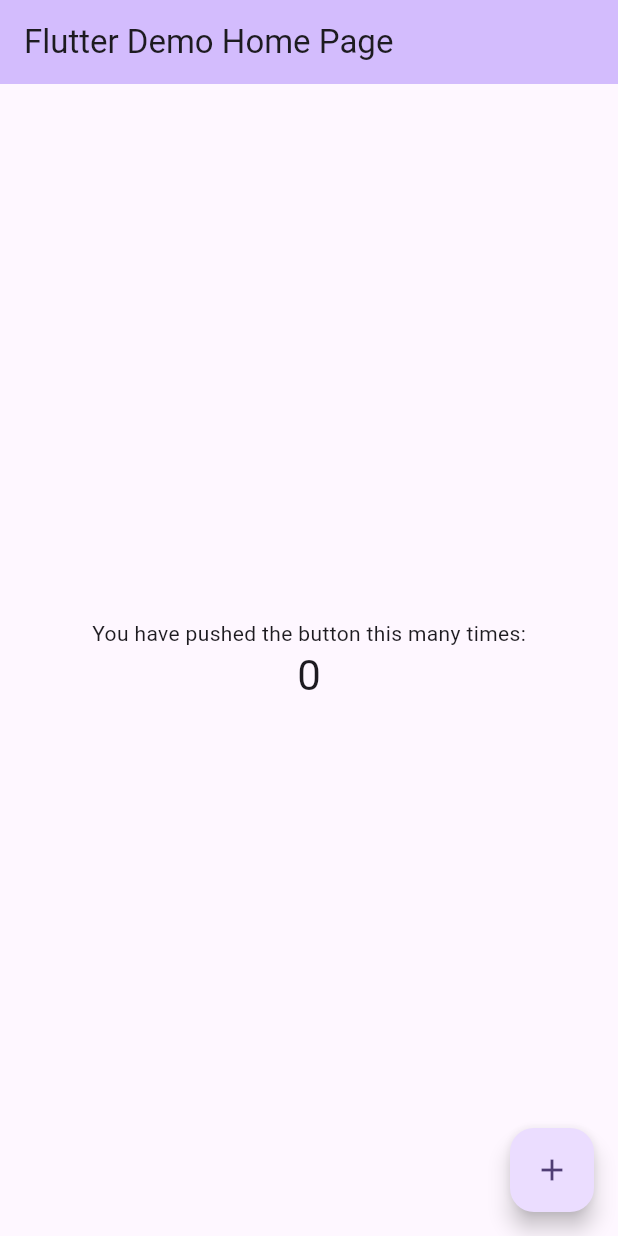
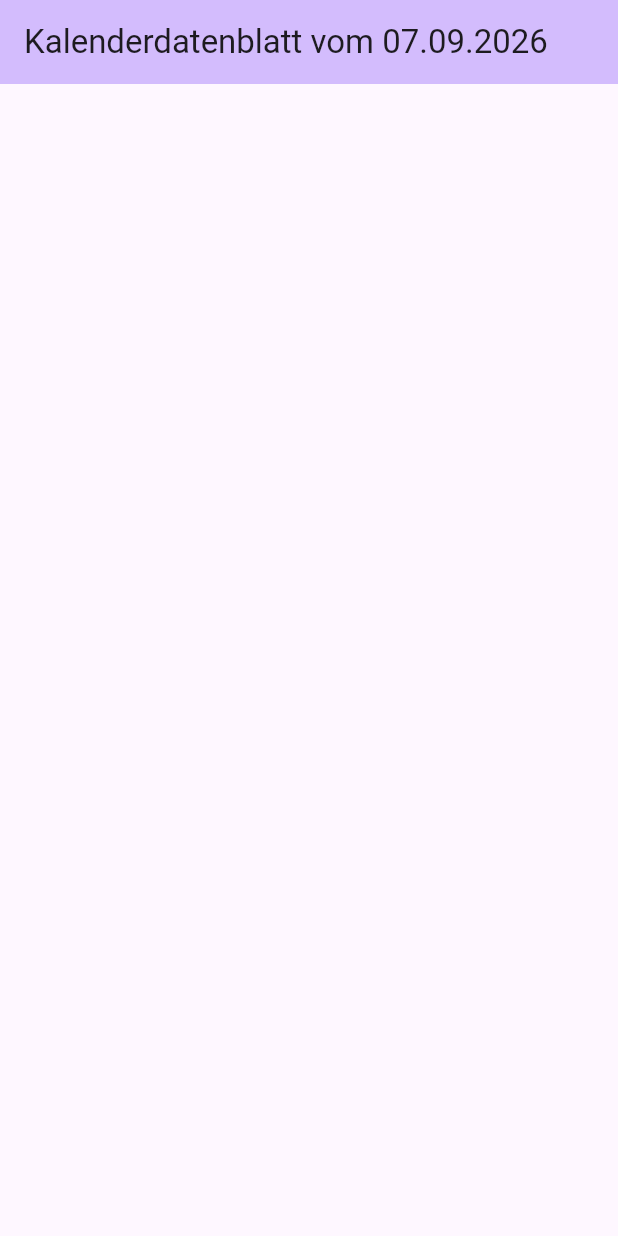
Before and after one commit to JanMeyfarth1999/flutter_kalender, a Flutter app: the screen it shows after launch, on a phone screen of 412 x 824 dp. Run offline on Flutter 3.47's test engine with Material 3 defaults, Android fonts, the phone set to English and light mode, and no system bars.

Commit message:
Dynamisches Datum

```diff
--- a/lib/main.dart
+++ b/lib/main.dart
@@ -1,4 +1,5 @@
 import 'package:flutter/material.dart';
+import 'package:intl/intl.dart';
 
 void main() {
   runApp(const MyApp());
@@ -8,15 +9,20 @@ class MyApp extends StatelessWidget {
   const MyApp({super.key});
 
 
+
   @override
   Widget build(BuildContext context) {
+    DateTime now = DateTime.now();
+    String formattedDate = DateFormat('dd.MM.yyyy').format(now);
+
     return MaterialApp(
+
       title: 'Flutter Demo',
       theme: ThemeData(
 
         colorScheme: .fromSeed(seedColor: Colors.deepPurple),
       ),
-      home: const MyHomePage(title: 'Flutter Demo Home Page'),
+      home: MyHomePage(title: 'Kalenderdatenblatt vom $formattedDate'),
     );
   }
 }
@@ -32,13 +38,7 @@ class MyHomePage extends StatefulWidget {
 }
 
 class _MyHomePageState extends State<MyHomePage> {
-  int _counter = 0;
 
-  void _incrementCounter() {
-    setState(() {
-      _counter++;
-    });
-  }
 
   @override
   Widget build(BuildContext context) {
@@ -56,19 +56,11 @@ class _MyHomePageState extends State<MyHomePage> {
 
           mainAxisAlignment: .center,
           children: [
-            const Text('You have pushed the button this many times:'),
-            Text(
-              '$_counter',
-              style: Theme.of(context).textTheme.headlineMedium,
-            ),
+
           ],
         ),
       ),
-      floatingActionButton: FloatingActionButton(
-        onPressed: _incrementCounter,
-        tooltip: 'Increment',
-        child: const Icon(Icons.add),
-      ),
+
     );
   }
 }
--- a/pubspec.yaml
+++ b/pubspec.yaml
@@ -34,6 +34,7 @@ dependencies:
   # The following adds the Cupertino Icons font to your application.
   # Use with the CupertinoIcons class for iOS style icons.
   cupertino_icons: ^1.0.8
+  intl: ^0.20.3
 
 dev_dependencies:
   flutter_test:
```
Also changed, not shown: pubspec.lock.
